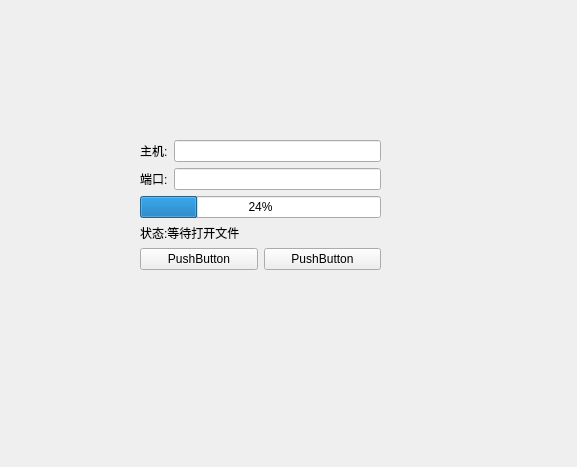
First picture: the form in tcpSender/widget.ui, repository idcpj/hello_qt, before the edit.
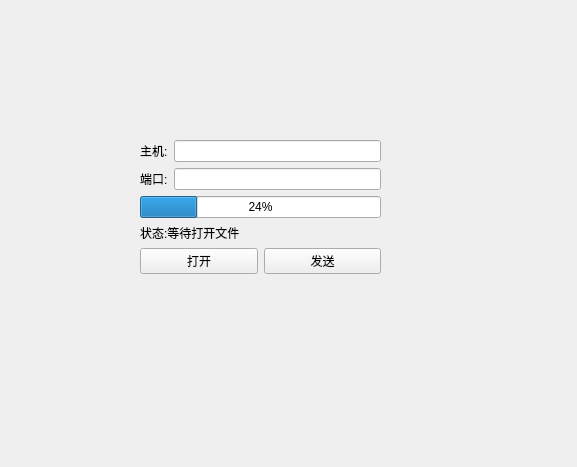
Second picture: the form after the edit.

Diff of the .ui file:
```diff
--- a/tcpSender/widget.ui
+++ b/tcpSender/widget.ui
@@ -13,7 +13,7 @@
   <property name="windowTitle">
    <string>Widget</string>
   </property>
-  <widget class="QWidget" name="">
+  <widget class="QWidget" name="layoutWidget">
    <property name="geometry">
     <rect>
      <x>140</x>
@@ -62,14 +62,14 @@
       <item>
        <widget class="QPushButton" name="pushButton">
         <property name="text">
-         <string>PushButton</string>
+         <string>打开</string>
         </property>
        </widget>
       </item>
       <item>
        <widget class="QPushButton" name="pushButton_2">
         <property name="text">
-         <string>PushButton</string>
+         <string>发送</string>
         </property>
        </widget>
       </item>
```
Left out of the diff: 12 changed lines with no effect on the pictures.
